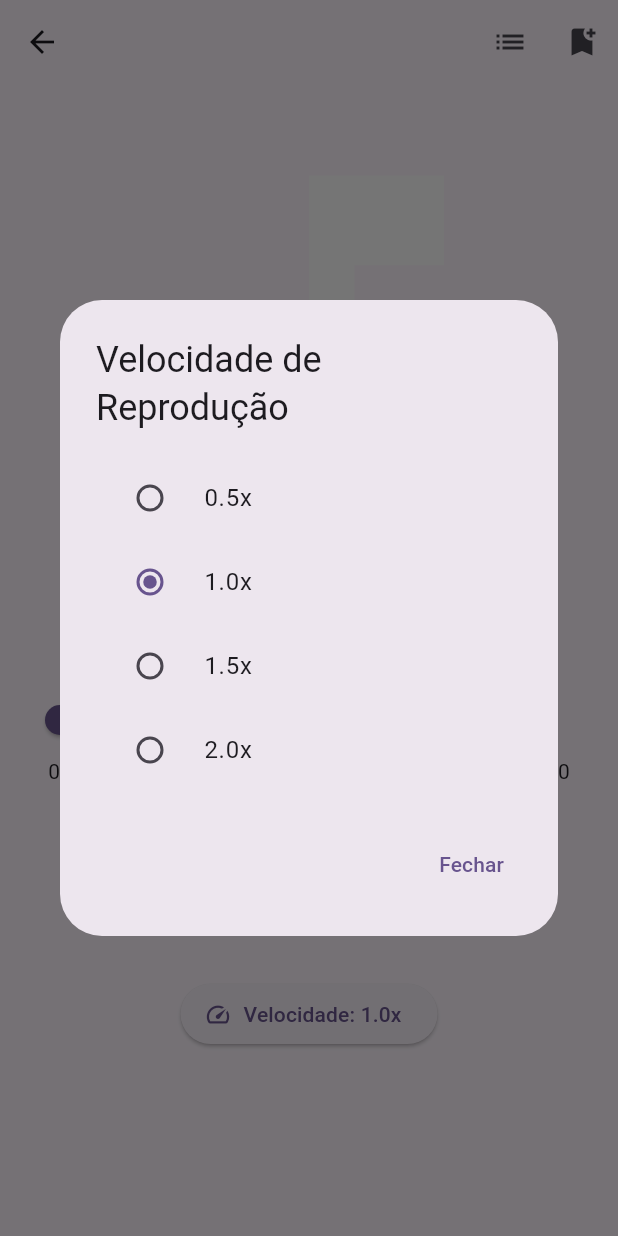
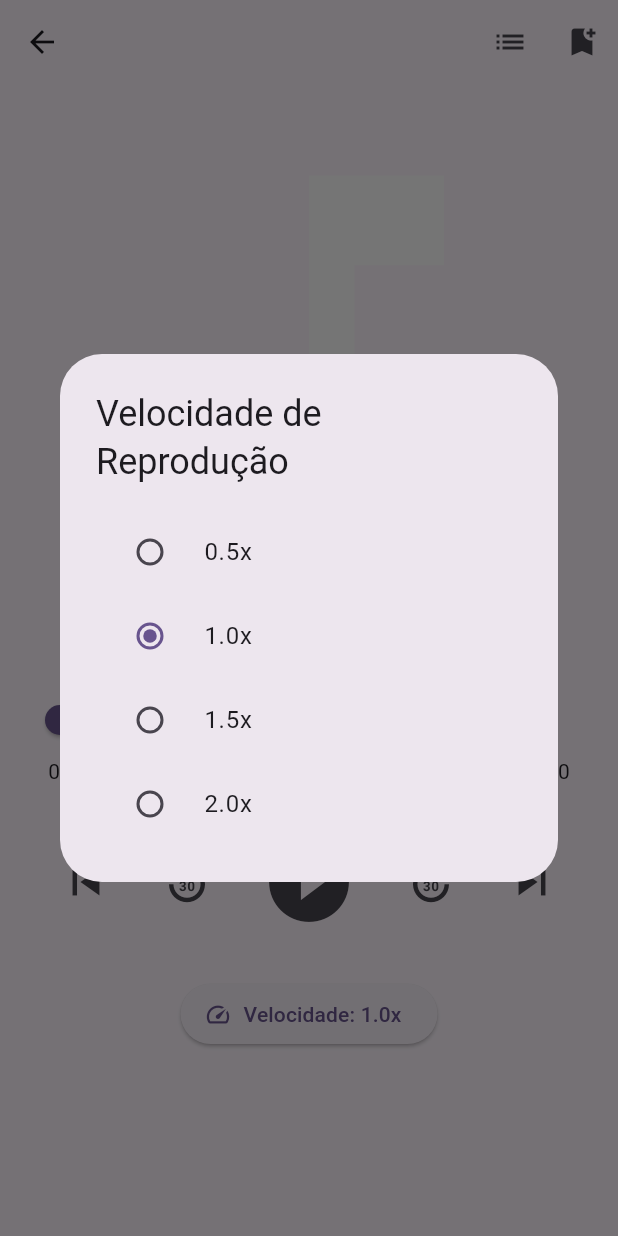
Before and after one commit to otaviosecco/audio_brooker, a Flutter app: the AudioPlayerPage screen opened directly with empty values, after a tap on an icon or button, on a phone screen of 412 x 824 dp. Run offline on Flutter 3.47's test engine with Material 3 defaults, Android fonts, the phone set to English and light mode, and no system bars; our stand-ins replace audio_service, just_audio, rxdart; missing offline and left inert: http_interceptor; statements that could not run were skipped.

Commit message:
api fetchChapter + select chapter on page

```diff
--- a/lib/audio_player_page.dart
+++ b/lib/audio_player_page.dart
@@ -1,10 +1,17 @@
 import 'package:flutter/material.dart';
 import 'package:audio_service/audio_service.dart';
+import 'http/api_service.dart';
 import 'providers/audio_handler.dart';
 import 'package:provider/provider.dart';
 import 'package:rxdart/rxdart.dart';
 import 'dart:typed_data';
 import 'package:image/image.dart' as img;
+
+// adicionado:
+import 'dart:io';
+import 'dart:async';
+import 'dart:convert';
+import 'package:path_provider/path_provider.dart';
 
 class AudioPlayerPage extends StatefulWidget {
   final String audioUrl;
@@ -26,27 +33,96 @@ class _AudioPlayerPageState extends State<AudioPlayerPage> {
   late AudioPlayerHandler audioHandler;
   double _playbackSpeed = 1.0;
 
+  // Para armazenar capítulos
+  List<dynamic> _chapters = [];
+  // Para armazenar dados locais do usuário (posições salvas, etc.)
+  Map<String, dynamic> _userData = {};
+
   @override
   void initState() {
     super.initState();
-    audioHandler = Provider.of<AudioPlayerHandler>(context, listen: false);
-    _init();
+    _initAudioHandler();
+    _initChapters();
   }
 
-  Future<void> _init() async {
+  Future<void> _initAudioHandler() async {
+    audioHandler = Provider.of<AudioPlayerHandler>(context, listen: false);
     try {
-      final currentMediaItem = audioHandler.mediaItem.value;
-      if (currentMediaItem == null || currentMediaItem.id != widget.audioUrl) {
-        await audioHandler.setAudioSource(
-          widget.audioUrl, // Pass the URL directly
-          widget.title,
-          widget.imageBytes,
+      // Verifica se nada está em reprodução
+      if (audioHandler.mediaItem.value?.id != widget.audioUrl) {
+        await audioHandler.stop();
+        await audioHandler.updateQueue([]);
+        // Carrega o áudio atual
+        await audioHandler.addQueueItem(
+          MediaItem(
+            id: widget.audioUrl,
+            album: "",
+            title: widget.title,
+            artUri: Uri.parse(widget.audioUrl),
+          ),
         );
         await audioHandler.play();
       }
     } catch (e) {
       print('Erro ao carregar o áudio: $e');
     }
+  }
+
+  // Carrega capítulos
+  Future<void> _initChapters() async {
+    await _loadUserData();
+    final filename = widget.title.replaceAll(' ', '%20');
+    try {
+      // Tenta buscar os capítulos no backend
+      final apiService = ApiService();
+      final responseChapters = await ApiService.fetchChapters(filename);
+      _chapters = responseChapters;
+    } catch (e) {
+      // Se falhar, define capítulos vazios
+      _chapters = [];
+    }
+    _resumePositionIfAvailable();
+  }
+
+  // Tenta retomar a posição caso exista
+  void _resumePositionIfAvailable() {
+    final lastPos = _userData[widget.audioUrl]?.toString() ?? '0';
+    if (audioHandler.playbackState.value.position == Duration.zero && lastPos != '0') {
+      audioHandler.seek(Duration(seconds: int.tryParse(lastPos) ?? 0));
+    }
+  }
+
+  // Carrega dados locais (posições de cada áudio)
+  Future<void> _loadUserData() async {
+    try {
+      final dir = await getApplicationDocumentsDirectory();
+      final file = File('${dir.path}/user_data.json');
+      if (await file.exists()) {
+        final contents = await file.readAsString();
+        _userData = json.decode(contents);
+      }
+    } catch (e) {
+      _userData = {};
+    }
+  }
+
+  // Salva dados locais (posição atual do áudio)
+  Future<void> _saveUserData() async {
+    try {
+      final dir = await getApplicationDocumentsDirectory();
+      final file = File('${dir.path}/user_data.json');
+      await file.writeAsString(json.encode(_userData));
+    } catch (e) {
+      // handle error
+    }
+  }
+
+  @override
+  void dispose() {
+    final currentPos = audioHandler.playbackState.value.position.inSeconds;
+    _userData[widget.audioUrl] = currentPos;
+    _saveUserData();
+    super.dispose();
   }
 
   @override
@@ -66,13 +142,14 @@ class _AudioPlayerPageState extends State<AudioPlayerPage> {
           IconButton(
             icon: const Icon(Icons.list),
             onPressed: () {
-              // Implement function to show chapters list
+              // Exibir lista de capítulos
+              _showChaptersDialog();
             },
           ),
           IconButton(
             icon: const Icon(Icons.bookmark_add),
             onPressed: () {
-              // Implement function to add a bookmark
+              // Implementar função para adicionar um bookmark
             },
           ),
         ],
@@ -113,8 +190,9 @@ class _AudioPlayerPageState extends State<AudioPlayerPage> {
                     Slider(
                       min: 0.0,
                       max: totalDuration.inMilliseconds.toDouble(),
-                      value: position.inMilliseconds.toDouble().clamp(
-                          0.0, totalDuration.inMilliseconds.toDouble()),
+                      value: position.inMilliseconds
+                          .toDouble()
+                          .clamp(0.0, totalDuration.inMilliseconds.toDouble()),
                       onChanged: (value) {
                         audioHandler.seek(Duration(milliseconds: value.toInt()));
                       },
@@ -152,9 +230,8 @@ class _AudioPlayerPageState extends State<AudioPlayerPage> {
                   icon: const Icon(Icons.replay_30),
                   iconSize: 36.0,
                   onPressed: () {
-                    final newPosition =
-                        audioHandler.playbackState.value.position -
-                            const Duration(seconds: 30);
+                    final newPosition = audioHandler.playbackState.value.position -
+                        const Duration(seconds: 30);
                     audioHandler.seek(
                       newPosition >= Duration.zero ? newPosition : Duration.zero,
                     );
@@ -192,9 +269,8 @@ class _AudioPlayerPageState extends State<AudioPlayerPage> {
                   icon: const Icon(Icons.forward_30),
                   iconSize: 36.0,
                   onPressed: () {
-                    final newPosition =
-                        audioHandler.playbackState.value.position +
-                            const Duration(seconds: 30);
+                    final newPosition = audioHandler.playbackState.value.position +
+                        const Duration(seconds: 30);
                     final totalDuration =
                         audioHandler.mediaItem.value?.duration ?? Duration.zero;
                     audioHandler.seek(
@@ -224,23 +300,49 @@ class _AudioPlayerPageState extends State<AudioPlayerPage> {
     );
   }
 
+  // Exibe lista de capítulos
+  void _showChaptersDialog() {
+    showDialog(
+      context: context,
+      builder: (ctx) {
+        return AlertDialog(
+          title: const Text('Capítulos'),
+          content: SizedBox(
+            width: double.maxFinite,
+            height: 300,
+            child: ListView.builder(
+              itemCount: _chapters.length,
+              itemBuilder: (context, index) {
+                final chapter = _chapters[index];
+                return ListTile(
+                  title: Text(chapter['title'] ?? 'Chapter'),
+                  onTap: () {
+                    Navigator.of(context).pop();
+                    final startTime = chapter['start_time'] ?? 0;
+                    audioHandler.seek(Duration(seconds: startTime));
+                  },
+                );
+              },
+            ),
+          ),
+        );
+      },
+    );
+  }
+
   Widget buildCoverArt(Uint8List? coverArtBytes) {
     if (coverArtBytes == null || coverArtBytes.isEmpty) {
       return const Icon(Icons.music_note, size: 360, color: Colors.white);
     }
     try {
       final bytes = coverArtBytes;
-
-      // Decode and resize the image
       img.Image? originalImage = img.decodeImage(bytes);
       if (originalImage == null) {
         print('Error decoding image');
         return const Icon(Icons.music_note, size: 360, color: Colors.white);
       }
-      img.Image resizedImage =
-          img.copyResize(originalImage, width: 350, height: 350);
+      img.Image resizedImage = img.copyResize(originalImage, width: 350, height: 350);
       final resizedBytes = Uint8List.fromList(img.encodeJpg(resizedImage));
-
       return Image.memory(
         resizedBytes,
         width: 360,
@@ -253,7 +355,13 @@ class _AudioPlayerPageState extends State<AudioPlayerPage> {
     }
   }
 
-  // Change Playback Speed
+  String _formatDuration(Duration duration) {
+    String twoDigits(int n) => n.toString().padLeft(2, '0');
+    final twoMin = twoDigits(duration.inMinutes.remainder(60));
+    final twoSec = twoDigits(duration.inSeconds.remainder(60));
+    return '${twoDigits(duration.inHours)}:$twoMin:$twoSec';
+  }
+
   void _changePlaybackSpeed(double? speed) {
     if (speed != null) {
       setState(() {
@@ -264,7 +372,6 @@ class _AudioPlayerPageState extends State<AudioPlayerPage> {
     }
   }
 
-  // Show Dialog to Select Playback Speed
   void _showPlaybackSpeedDialog() {
     showDialog<double>(
       context: context,
@@ -300,39 +407,19 @@ class _AudioPlayerPageState extends State<AudioPlayerPage> {
               ),
             ],
           ),
-          actions: [
-            TextButton(
-              onPressed: () => Navigator.pop(context),
-              child: const Text('Fechar'),
-            ),
-          ],
         );
       },
     );
   }
-
-  // Format Duration
-  String _formatDuration(Duration duration) {
-    final hours = duration.inHours;
-    final minutes = duration.inMinutes.remainder(60);
-    final seconds = duration.inSeconds.remainder(60);
-    if (hours > 0) {
-      return '${hours.toString().padLeft(2, '0')}:'
-          '${minutes.toString().padLeft(2, '0')}:'
-          '${seconds.toString().padLeft(2, '0')}';
-    } else {
-      return '${minutes.toString().padLeft(2, '0')}:'
-          '${seconds.toString().padLeft(2, '0')}';
-    }
-  }
 }
 
+// Classe para gerenciar duração (auxiliar)
 class DurationState {
   final Duration position;
   final Duration bufferedPosition;
   final Duration total;
 
-  DurationState({
+  const DurationState({
     required this.position,
     required this.bufferedPosition,
     required this.total,
--- a/lib/http/api_service.dart
+++ b/lib/http/api_service.dart
@@ -9,7 +9,7 @@ final http.Client client = InterceptedClient.build(
   interceptors: [LoggingInterceptor()],
 );
 
-const String baseUrl = 'http://192.168.1.53:3000';
+const String baseUrl = 'http://172.25.224.1:3000';
 
 class LoggingInterceptor implements InterceptorContract {
   @override
@@ -51,6 +51,15 @@ class ApiService {
       return true;
     } else {
       return false;
+    }
+  }
+
+  static Future<List<dynamic>> fetchChapters(String filename) async {
+    final response = await client.get(Uri.parse('$baseUrl/chapters?filename=$filename'));
+    if (response.statusCode == 200) {
+      return json.decode(response.body);
+    } else {
+      throw Exception('Failed to load chapters');
     }
   }
 
```
